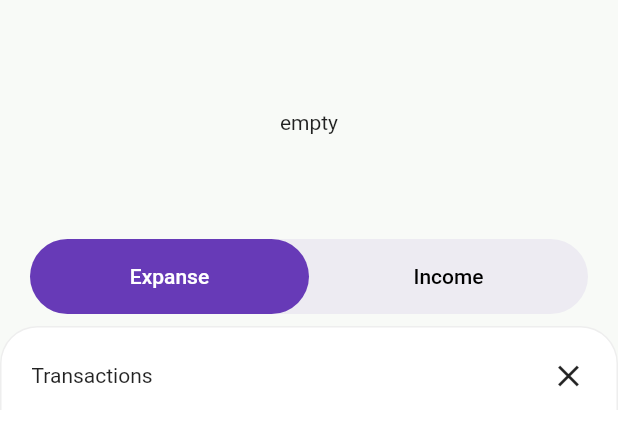
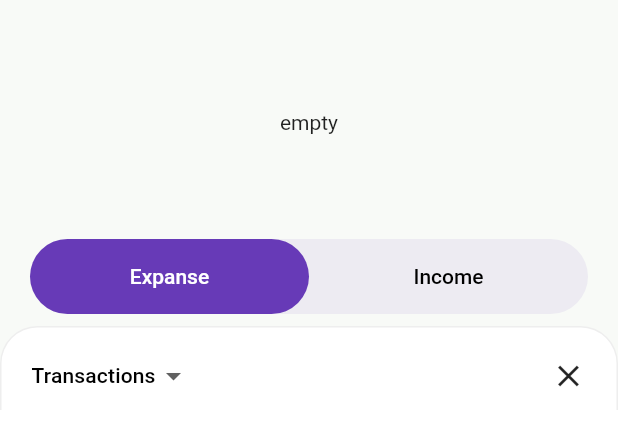
Before and after one commit to hasansujon786/waleti, a Flutter app: the RootNavigation screen opened directly, after a tap on the "clear" icon, on a phone screen of 412 x 824 dp, the part 154-596 px from its top. Run offline on Flutter 3.47's test engine with Material 2 defaults, Android fonts, the phone set to English and light mode, and no system bars; our stand-ins replace cloud_firestore, firebase_auth, firebase_core, fl_chart, flutter_riverpod, google_sign_in and 2 more; accounts and stored records are empty; network calls fail; Roboto replaces fonts that are missing (rubik).

Commit message:
feat(home): show category list

```diff
--- a/lib/controllers/transaction_list_controller.dart
+++ b/lib/controllers/transaction_list_controller.dart
@@ -49,9 +49,9 @@ class TransactionListController extends StateNotifier<AsyncValue<List<MyTransact
   final String? _userId;
 
   TransactionListController(this._read, this._userId) : super(const AsyncValue.loading()) {
-    if (_userId != null) {
+    // if (_userId != null) {
       retrieveItems();
-    }
+    // }
   }
 
   Future<void> retrieveItems({bool isRefreshing = false}) async {
--- a/lib/models/models.dart
+++ b/lib/models/models.dart
@@ -2,3 +2,4 @@ export 'my_transaction.dart';
 export 'chart_bar_item_data_of_day.dart';
 export 'boxes.dart';
 export 'transaction_category.dart';
+export 'category_data.dart';
--- a/lib/models/my_transaction.dart
+++ b/lib/models/my_transaction.dart
@@ -1,5 +1,6 @@
 import 'package:cloud_firestore/cloud_firestore.dart';
 import 'package:flutter/foundation.dart';
+import 'package:flutter/material.dart';
 import 'package:hive/hive.dart';
 import 'package:uuid/uuid.dart';
 
@@ -42,9 +43,10 @@ class MyTransaction extends HiveObject {
   @HiveField(5)
   String? _category;
   set category(TransactionCategory? ct) => _category = ct?.name;
-  TransactionCategory? get category {
+  TransactionCategory get category {
     if (_category == null) {
-      return null;
+      final defaultIcon = type == MyTransactionDataType.expanse ? Icons.trending_down : Icons.trending_up;
+      return TransactionCategory('Not listed', defaultIcon);
     }
     return transactionCategories.firstWhere((cg) => cg.name == _category);
   }
--- a/lib/pages/home/view/home.view.dart
+++ b/lib/pages/home/view/home.view.dart
@@ -2,19 +2,38 @@ import 'package:flutter/material.dart';
 
 import '../widgets/widgets.dart';
 
-class HomeView extends StatelessWidget {
+// const _bg = Colors.blue;
+const _bg = Color(0xffF8FAF7);
+
+class HomeView extends StatefulWidget {
   final String title;
   const HomeView({Key? key, required this.title}) : super(key: key);
 
   @override
+  State<HomeView> createState() => _HomeViewState();
+}
+
+class _HomeViewState extends State<HomeView> {
+  bool _isTransactionView = true;
+  void toggleTransactioView(bool value) {
+    setState(() {
+      _isTransactionView = value;
+    });
+  }
+
+  @override
   Widget build(BuildContext context) {
-    return const Scaffold(
+    return Scaffold(
       backgroundColor: Colors.white,
       body: CustomScrollView(
         slivers: <Widget>[
-          SliverHeader(),
-          SliverListTopRCorner(),
-          TransactionList(),
+          const SliverHeader(bg: _bg),
+          SliverListTopHeader(
+            bg: _bg,
+            isTransactionsView: _isTransactionView,
+            toggleTransactioView: toggleTransactioView,
+          ),
+          TransactionList(isTransactionsView: _isTransactionView),
         ],
       ),
     );
--- a/lib/pages/home/widgets/sliver_header.dart
+++ b/lib/pages/home/widgets/sliver_header.dart
@@ -5,24 +5,22 @@ import '../../../configs/configs.dart';
 import '../../../controllers/controllers.dart';
 import '../../../shared/ui/ui.dart';
 
-// const _bg = Colors.blue;
-const _bg = Color(0xffF8FAF7);
-
 class SliverHeader extends ConsumerWidget {
-  const SliverHeader({Key? key}) : super(key: key);
+  final Color bg;
+  const SliverHeader({Key? key, required this.bg}) : super(key: key);
 
   @override
   Widget build(BuildContext context, ref) {
     final transactions = ref.watch(filteredTransactionsListProvider);
 
     return SliverAppBar(
-      title: const Text(Constants.appName, style: TextStyle(color: _bg)),
+      title: Text(Constants.appName, style: TextStyle(color: bg)),
       expandedHeight: 320,
       pinned: true,
       stretch: true,
       flexibleSpace: FlexibleSpaceBar(
         background: Container(
-          color: _bg,
+          color: bg,
           child: Column(
             mainAxisAlignment: MainAxisAlignment.spaceBetween,
             children: [
@@ -57,8 +55,16 @@ class SliverHeader extends ConsumerWidget {
   }
 }
 
-class SliverListTopRCorner extends ConsumerWidget {
-  const SliverListTopRCorner({Key? key}) : super(key: key);
+class SliverListTopHeader extends ConsumerWidget {
+  final bool isTransactionsView;
+  final void Function(bool) toggleTransactioView;
+  final Color bg;
+  const SliverListTopHeader({
+    Key? key,
+    this.isTransactionsView = true,
+    required this.toggleTransactioView,
+    required this.bg,
+  }) : super(key: key);
 
   @override
   Widget build(BuildContext context, ref) {
@@ -66,7 +72,7 @@ class SliverListTopRCorner extends ConsumerWidget {
     double height = 25;
     return SliverToBoxAdapter(
       child: ColoredBox(
-        color: _bg,
+        color: bg,
         child: Stack(
           clipBehavior: Clip.none,
           children: [
@@ -80,12 +86,31 @@ class SliverListTopRCorner extends ConsumerWidget {
               ),
               child: Row(
                 mainAxisAlignment: MainAxisAlignment.spaceBetween,
-                children: [
-                  const Text('Transactions'),
+                children: <Widget>[
+                  DropdownButton<bool>(
+                    onChanged: ((value) {
+                      if (value == null) return;
+                      toggleTransactioView(value);
+                    }),
+                    hint: Text(
+                      isTransactionsView ? 'Transactions' : 'Category',
+                      style: Theme.of(context).textTheme.subtitle2,
+                    ),
+                    underline: const SizedBox(),
+                    // value: _showListView,
+                    items: const [
+                      DropdownMenuItem(
+                        value: true,
+                        child: Text('Transactions', style: TextStyle(fontSize: 14)),
+                      ),
+                      DropdownMenuItem(
+                        value: false,
+                        child: Text('Category', style: TextStyle(fontSize: 14)),
+                      ),
+                    ],
+                  ),
                   IconButton(
-                    onPressed: () {
-                      ref.read(transactionListControllerProvider.notifier).deleteAllTransactions();
-                    },
+                    onPressed: () => ref.read(transactionListControllerProvider.notifier).deleteAllTransactions(),
                     icon: const Icon(Icons.clear),
                   ),
                 ],
```
Also changed, not shown: lib/app.dart (+6 -5 lines), lib/models/category_data.dart (added, +12 -0 lines), lib/pages/home/widgets/transaction_list.dart (+39 -5 lines), lib/pages/home/widgets/transaction_list_item.dart (+6 -8 lines).
